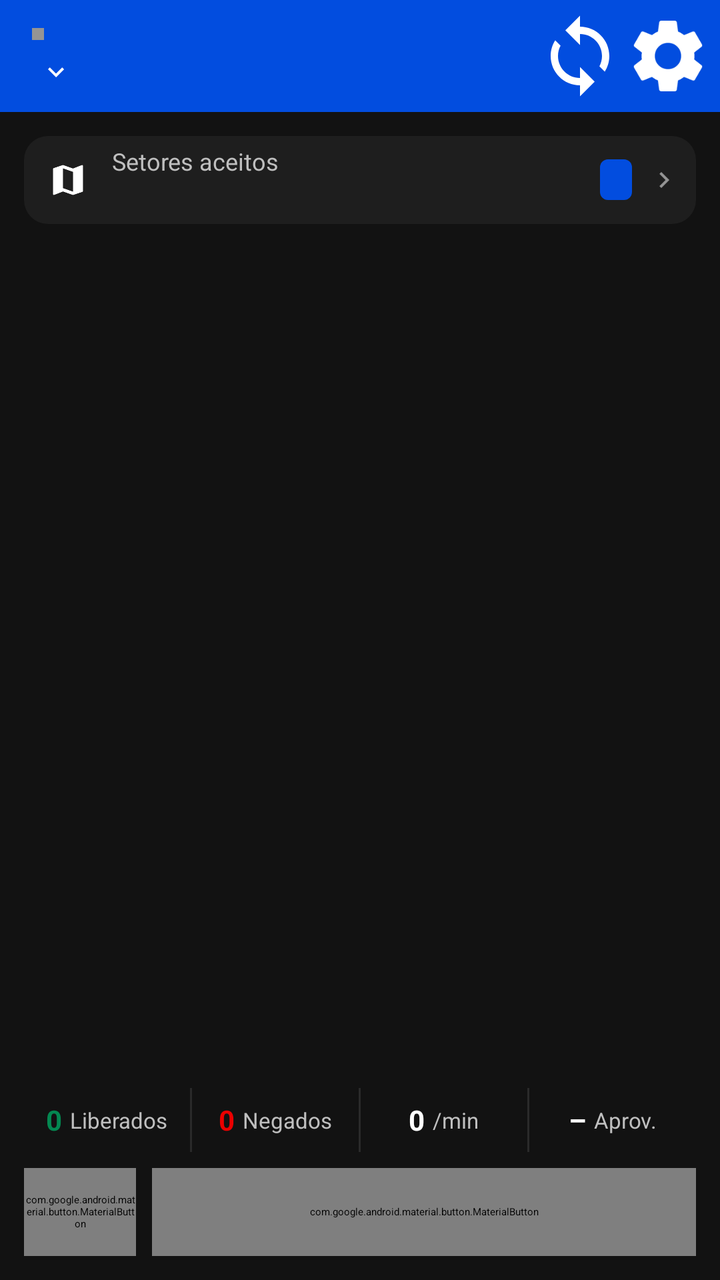
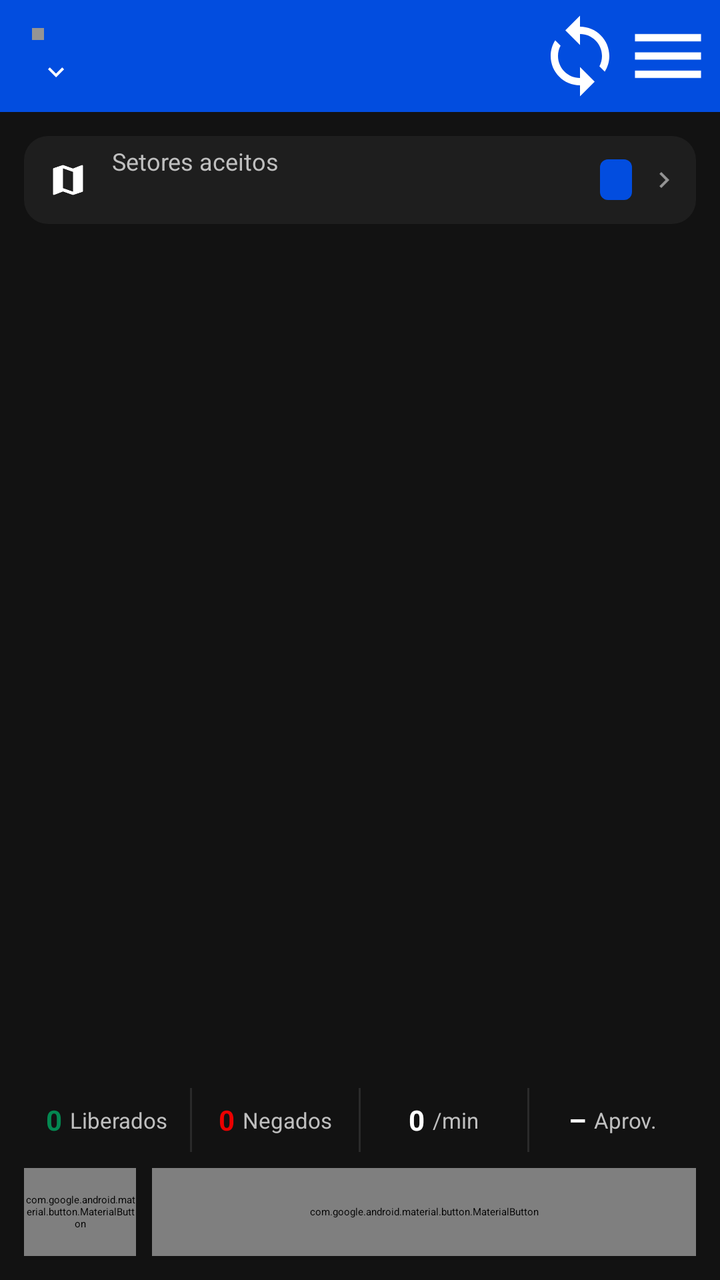

An Android layout rendered at two revisions. The XML below is the earlier revision; the diff shows what the commit changed to produce the second picture.
<!-- AndroidManifest.xml: activity theme Theme.LeitorQBOX.Starting -->
<!-- res/layout/activity_main.xml -->
<?xml version="1.0" encoding="utf-8"?>
<LinearLayout xmlns:android="http://schemas.android.com/apk/res/android"
    xmlns:app="http://schemas.android.com/apk/res-auto"
    android:id="@+id/root"
    android:layout_width="match_parent"
    android:layout_height="match_parent"
    android:background="@color/background"
    android:orientation="vertical">

    
    <LinearLayout
        android:layout_width="match_parent"
        android:layout_height="wrap_content"
        android:background="@color/brand"
        android:gravity="center_vertical"
        android:orientation="horizontal"
        android:paddingVertical="6dp"
        android:paddingStart="16dp"
        android:paddingEnd="4dp">

        <LinearLayout
            android:id="@+id/eventBox"
            android:layout_width="0dp"
            android:layout_height="wrap_content"
            android:layout_weight="1"
            android:background="?attr/selectableItemBackground"
            android:minHeight="44dp"
            android:gravity="center_vertical"
            android:orientation="vertical">

            <LinearLayout
                android:layout_width="wrap_content"
                android:layout_height="wrap_content"
                android:gravity="center_vertical"
                android:orientation="horizontal">

                <View
                    android:id="@+id/syncDot"
                    android:layout_width="6dp"
                    android:layout_height="6dp"
                    android:layout_marginEnd="6dp"
                    android:background="@color/text_muted" />

                <TextView
                    android:id="@+id/tvSync"
                    style="@style/T.Caption"
                    android:layout_width="wrap_content"
                    android:layout_height="wrap_content"
                    android:ellipsize="end"
                    android:maxLines="1"
                    android:textColor="@android:color/white" />
            </LinearLayout>

            <LinearLayout
                android:layout_width="wrap_content"
                android:layout_height="wrap_content"
                android:gravity="center_vertical"
                android:orientation="horizontal">

                <TextView
                    android:id="@+id/tvEvent"
                    style="@style/T.Title"
                    android:layout_width="wrap_content"
                    android:layout_height="wrap_content"
                    android:ellipsize="end"
                    android:maxLines="1"
                    android:textColor="@android:color/white" />

                <ImageView
                    android:layout_width="16dp"
                    android:layout_height="16dp"
                    android:layout_marginStart="4dp"
                    android:importantForAccessibility="no"
                    android:src="@drawable/ic_chevron"
                    app:tint="@android:color/white" />
            </LinearLayout>
        </LinearLayout>

        <ImageButton
            android:id="@+id/btnSync"
            android:layout_width="44dp"
            android:layout_height="44dp"
            android:background="?attr/selectableItemBackgroundBorderless"
            android:contentDescription="Sincronizar com o Q-Box"
            android:src="@drawable/ic_sync"
            app:tint="@android:color/white" />

        <ImageButton
            android:id="@+id/btnSettings"
            android:layout_width="44dp"
            android:layout_height="44dp"
            android:background="?attr/selectableItemBackgroundBorderless"
            android:contentDescription="Configurações"
            android:src="@drawable/ic_settings"
            app:tint="@android:color/white" />
    </LinearLayout>

    <LinearLayout
        android:layout_width="match_parent"
        android:layout_height="0dp"
        android:layout_weight="1"
        android:orientation="vertical"
        android:padding="12dp">

        
        <LinearLayout
            android:id="@+id/sectorBar"
            android:layout_width="match_parent"
            android:layout_height="wrap_content"
            android:background="@drawable/bg_tile"
            android:foreground="?attr/selectableItemBackground"
            android:gravity="center_vertical"
            android:minHeight="44dp"
            android:orientation="horizontal"
            android:paddingVertical="4dp"
            android:paddingStart="12dp"
            android:paddingEnd="8dp">

            <ImageView
                android:layout_width="20dp"
                android:layout_height="20dp"
                android:importantForAccessibility="no"
                android:src="@drawable/ic_venue_map"
                app:tint="@android:color/white" />

            <LinearLayout
                android:layout_width="0dp"
                android:layout_height="wrap_content"
                android:layout_marginHorizontal="12dp"
                android:layout_weight="1"
                android:orientation="vertical">

                <TextView
                    style="@style/T.Caption"
                    android:layout_width="wrap_content"
                    android:layout_height="wrap_content"
                    android:text="Setores aceitos"
                    android:textColor="@color/text_secondary" />

                <TextView
                    android:id="@+id/tvSectorSummary"
                    style="@style/T.Body"
                    android:layout_width="match_parent"
                    android:layout_height="wrap_content"
                    android:ellipsize="end"
                    android:maxLines="1"
                    android:textColor="@color/text_primary" />
            </LinearLayout>

            <TextView
                android:id="@+id/tvSectorCount"
                android:layout_width="wrap_content"
                android:layout_height="wrap_content"
                android:background="@drawable/bg_badge"
                android:fontFeatureSettings="tnum"
                android:paddingHorizontal="8dp"
                android:paddingVertical="2dp"
                android:textColor="@android:color/white"
                android:textFontWeight="700"
                android:textSize="12sp"
                android:textStyle="bold" />

            <ImageView
                android:layout_width="16dp"
                android:layout_height="16dp"
                android:layout_marginStart="8dp"
                android:importantForAccessibility="no"
                android:rotation="-90"
                android:src="@drawable/ic_chevron"
                app:tint="@color/text_muted" />
        </LinearLayout>

        
        <LinearLayout
            android:id="@+id/resultPanel"
            android:layout_width="match_parent"
            android:layout_height="0dp"
            android:layout_marginTop="8dp"
            android:layout_weight="1"
            android:orientation="vertical"
            android:padding="16dp">

            <LinearLayout
                android:layout_width="match_parent"
                android:layout_height="wrap_content"
                android:gravity="center_vertical"
                android:orientation="horizontal">

                <ImageView
                    android:id="@+id/ivResultIcon"
                    android:layout_width="20dp"
                    android:layout_height="20dp"
                    android:layout_marginEnd="8dp"
                    android:importantForAccessibility="no" />

                <TextView
                    android:id="@+id/tvEyebrow"
                    android:layout_width="0dp"
                    android:layout_height="wrap_content"
                    android:layout_weight="1"
                    android:fontFamily="sans-serif-medium"
                    android:textFontWeight="600"
                    android:textSize="12sp" />

                <TextView
                    android:id="@+id/tvResultTime"
                    android:layout_width="wrap_content"
                    android:layout_height="wrap_content"
                    android:fontFamily="sans-serif-medium"
                    android:fontFeatureSettings="tnum"
                    android:textFontWeight="600"
                    android:textSize="12sp" />
            </LinearLayout>

            
            <Space
                android:layout_width="match_parent"
                android:layout_height="0dp"
                android:layout_weight="1" />

            
            <ImageView
                android:id="@+id/ivBigIcon"
                android:layout_width="56dp"
                android:layout_height="56dp"
                android:layout_marginBottom="12dp"
                android:importantForAccessibility="no"
                android:visibility="gone" />

            <ProgressBar
                android:id="@+id/pbBusy"
                android:layout_width="56dp"
                android:layout_height="56dp"
                android:layout_marginBottom="12dp"
                android:indeterminateTint="@android:color/white"
                android:visibility="gone" />

            <View
                android:id="@+id/accent"
                android:layout_width="24dp"
                android:layout_height="4dp"
                android:layout_marginBottom="8dp" />

            <TextView
                android:id="@+id/tvResultTitle"
                style="@style/T.Status"
                android:layout_width="match_parent"
                android:layout_height="wrap_content" />

            <TextView
                android:id="@+id/tvResultHolder"
                style="@style/T.Holder"
                android:layout_width="match_parent"
                android:layout_height="wrap_content"
                android:layout_marginTop="8dp" />

            
            <GridLayout
                android:id="@+id/gridRows"
                android:layout_width="match_parent"
                android:layout_height="wrap_content"
                android:layout_marginTop="12dp"
                android:columnCount="2"
                android:useDefaultMargins="false" />

            <TextView
                android:id="@+id/tvResultNote"
                android:layout_width="match_parent"
                android:layout_height="wrap_content"
                android:layout_marginTop="12dp"
                android:lineSpacingExtra="4sp"
                android:textSize="14sp"
                android:visibility="gone" />

            <TextView
                android:id="@+id/tvResultCode"
                android:layout_width="match_parent"
                android:layout_height="wrap_content"
                android:layout_marginTop="12dp"
                android:ellipsize="end"
                android:fontFeatureSettings="tnum"
                android:maxLines="1"
                android:textSize="12sp" />

            
            <FrameLayout
                android:id="@+id/barTrack"
                android:layout_width="match_parent"
                android:layout_height="4dp"
                android:layout_marginTop="6dp">

                <View
                    android:id="@+id/barFill"
                    android:layout_width="match_parent"
                    android:layout_height="match_parent" />
            </FrameLayout>
        </LinearLayout>

        
        <LinearLayout
            android:layout_width="match_parent"
            android:layout_height="32dp"
            android:layout_marginTop="8dp"
            android:divider="@drawable/divider_v"
            android:orientation="horizontal"
            android:showDividers="middle">

            <LinearLayout style="@style/MetricCell">
                <TextView android:id="@+id/tvOk" style="@style/MetricValue" android:textColor="@color/valid" />
                <TextView style="@style/MetricLabel" android:text="Liberados" />
            </LinearLayout>

            <LinearLayout style="@style/MetricCell">
                <TextView android:id="@+id/tvDenied" style="@style/MetricValue" android:textColor="@color/denied" />
                <TextView style="@style/MetricLabel" android:text="Negados" />
            </LinearLayout>

            <LinearLayout style="@style/MetricCell">
                <TextView android:id="@+id/tvRate" style="@style/MetricValue" />
                <TextView style="@style/MetricLabel" android:text="/min" />
            </LinearLayout>

            <LinearLayout style="@style/MetricCell">
                <TextView android:id="@+id/tvPct" style="@style/MetricValue" android:text="–" />
                <TextView style="@style/MetricLabel" android:text="Aprov." />
            </LinearLayout>
        </LinearLayout>

        
        <LinearLayout
            android:id="@+id/historyBox"
            android:layout_width="match_parent"
            android:layout_height="wrap_content"
            android:orientation="vertical" />

        <LinearLayout
            android:layout_width="match_parent"
            android:layout_height="wrap_content"
            android:layout_marginTop="8dp"
            android:orientation="horizontal">

            <com.google.android.material.button.MaterialButton
                android:id="@+id/btnKeyboard"
                style="@style/Btn.Secondary"
                android:layout_width="56dp"
                android:layout_height="44dp"
                android:contentDescription="Digitar código"
                android:padding="0dp"
                app:icon="@drawable/ic_edit"
                app:iconGravity="textStart"
                app:iconPadding="0dp" />

            <com.google.android.material.button.MaterialButton
                android:id="@+id/btnScan"
                style="@style/Btn.Primary"
                android:layout_width="0dp"
                android:layout_height="44dp"
                android:layout_marginStart="8dp"
                android:layout_weight="1"
                android:text="Ler" />
        </LinearLayout>
    </LinearLayout>
</LinearLayout>
<!-- resources referenced by this layout -->
<resources>
  <color name="background">#121212</color>
  <color name="brand">#024DDF</color>
  <color name="denied">#EB0000</color>
  <color name="text_muted">#949494</color>
  <color name="text_primary">#FFFFFF</color>
  <color name="text_secondary">#BFBFBF</color>
  <color name="valid">#048851</color>
  <!-- drawable bg_badge (drawable) -->
  <?xml version="1.0" encoding="utf-8"?>
  <shape xmlns:android="http://schemas.android.com/apk/res/android">
      <solid android:color="@color/brand" />
      <corners android:radius="4dp" />
  </shape>
  <!-- drawable bg_tile (drawable) -->
  <?xml version="1.0" encoding="utf-8"?>
  <shape xmlns:android="http://schemas.android.com/apk/res/android" android:shape="rectangle">
      <solid android:color="@color/card" />
      <corners android:radius="12dp" />
  </shape>
  <!-- drawable divider_v (drawable) -->
  <?xml version="1.0" encoding="utf-8"?>
  <shape xmlns:android="http://schemas.android.com/apk/res/android">
      <size android:width="1dp" />
      <solid android:color="@color/divider" />
  </shape>
  <style name="MetricCell">
          <item name="android:layout_width">0dp</item>
          <item name="android:layout_height">match_parent</item>
          <item name="android:layout_weight">1</item>
          <item name="android:gravity">center</item>
          <item name="android:orientation">horizontal</item>
      </style>
  <style name="MetricLabel">
          <item name="android:layout_width">wrap_content</item>
          <item name="android:layout_height">wrap_content</item>
          <item name="android:layout_marginStart">4dp</item>
          <item name="android:textSize">11sp</item>
          <item name="android:textColor">@color/text_secondary</item>
      </style>
  <style name="T.Body" parent="">
          <item name="android:textSize">14sp</item>
          <item name="android:lineHeight">18sp</item>
          <item name="android:fontFamily">sans-serif-medium</item>
          <item name="android:textFontWeight">600</item>
      </style>
  <style name="T.Caption" parent="">
          <item name="android:textSize">12sp</item>
          <item name="android:lineHeight">16sp</item>
          <item name="android:textFontWeight">400</item>
      </style>
  <style name="T.Holder" parent="">
          <item name="android:textSize">18sp</item>
          <item name="android:lineHeight">24sp</item>
          <item name="android:fontFamily">sans-serif-medium</item>
          <item name="android:textFontWeight">600</item>
      </style>
  <style name="T.Title" parent="">
          <item name="android:textSize">16sp</item>
          <item name="android:lineHeight">22sp</item>
          <item name="android:fontFamily">sans-serif-medium</item>
          <item name="android:textFontWeight">600</item>
      </style>
  <style name="Theme.LeitorQBOX.Starting" parent="Theme.SplashScreen">
          <item name="windowSplashScreenBackground">@color/brand</item>
          <item name="windowSplashScreenAnimatedIcon">@drawable/ic_launcher_foreground</item>
          <item name="postSplashScreenTheme">@style/Theme.LeitorQBOX</item>
      </style>
  <color name="card">#1E1E1E</color>
  <color name="divider">#2A2A2A</color>
  <color name="brand_dark">#023AA7</color>
  <color name="divider_strong">#646464</color>
  <color name="brand_darker">#012E86</color>
  <style name="Shape.GDS" parent="">
          <item name="cornerFamily">rounded</item>
          <item name="cornerSize">4dp</item>
      </style>
  <style name="ThemeOverlay.GDS.BottomSheet" parent="ThemeOverlay.Material3.BottomSheetDialog">
          <item name="bottomSheetStyle">@style/GDS.BottomSheet</item>
          <item name="android:backgroundDimAmount">0.75</item>
      </style>
  <style name="GDS.BottomSheet" parent="Widget.Material3.BottomSheet.Modal">
          <item name="backgroundTint">@color/background</item>
          <item name="shapeAppearance">@style/Shape.GDS</item>
      </style>
</resources>

<!-- the commit's change to res/layout/activity_main.xml (unified diff, before → after) -->
@@ -1,6 +1,11 @@
 <?xml version="1.0" encoding="utf-8"?>
-<LinearLayout xmlns:android="http://schemas.android.com/apk/res/android"
+<androidx.drawerlayout.widget.DrawerLayout xmlns:android="http://schemas.android.com/apk/res/android"
     xmlns:app="http://schemas.android.com/apk/res-auto"
+    android:id="@+id/drawer"
+    android:layout_width="match_parent"
+    android:layout_height="match_parent">
+
+<LinearLayout
     android:id="@+id/root"
     android:layout_width="match_parent"
     android:layout_height="match_parent"
@@ -86,13 +91,98 @@
             app:tint="@android:color/white" />
 
         <ImageButton
-            android:id="@+id/btnSettings"
+            android:id="@+id/btnMenu"
             android:layout_width="44dp"
             android:layout_height="44dp"
             android:background="?attr/selectableItemBackgroundBorderless"
-            android:contentDescription="Configurações"
-            android:src="@drawable/ic_settings"
+            android:contentDescription="Menu"
+            android:src="@drawable/ic_menu"
             app:tint="@android:color/white" />
+    </LinearLayout>
+
+    
+    <LinearLayout
+        android:id="@+id/offlineBanner"
+        android:layout_width="match_parent"
+        android:layout_height="wrap_content"
+        android:background="@color/denied"
+        android:gravity="center_vertical"
+        android:minHeight="40dp"
+        android:orientation="horizontal"
+        android:paddingStart="16dp"
+        android:paddingEnd="8dp"
+        android:visibility="gone">
+
+        <ImageView
+            android:layout_width="18dp"
+            android:layout_height="18dp"
+            android:importantForAccessibility="no"
+            android:src="@drawable/ic_warning"
+            app:tint="@android:color/white" />
+
+        <TextView
+            android:id="@+id/tvOffline"
+            style="@style/T.Body"
+            android:layout_width="0dp"
+            android:layout_height="wrap_content"
+            android:layout_marginStart="10dp"
+            android:layout_weight="1"
+            android:ellipsize="end"
+            android:maxLines="2"
+            android:text="Q-Box fora do ar"
+            android:textColor="@android:color/white" />
+
+        <TextView
+            android:id="@+id/btnRetry"
+            style="@style/T.Body"
+            android:layout_width="wrap_content"
+            android:layout_height="40dp"
+            android:background="?attr/selectableItemBackground"
+            android:gravity="center"
+            android:paddingHorizontal="8dp"
+            android:text="Tentar agora"
+            android:textColor="@android:color/white" />
+    </LinearLayout>
+
+    
+    <LinearLayout
+        android:id="@+id/updateBanner"
+        android:layout_width="match_parent"
+        android:layout_height="wrap_content"
+        android:background="@color/brand_dark"
+        android:gravity="center_vertical"
+        android:minHeight="40dp"
+        android:orientation="horizontal"
+        android:paddingStart="16dp"
+        android:paddingEnd="8dp"
+        android:visibility="gone">
+
+        <ImageView
+            android:layout_width="18dp"
+            android:layout_height="18dp"
+            android:importantForAccessibility="no"
+            android:src="@drawable/ic_download"
+            app:tint="@android:color/white" />
+
+        <TextView
+            android:id="@+id/tvUpdate"
+            style="@style/T.Body"
+            android:layout_width="0dp"
+            android:layout_height="wrap_content"
+            android:layout_marginStart="10dp"
+            android:layout_weight="1"
+            android:textColor="@android:color/white" />
+
+        <TextView
+            android:id="@+id/btnUpdate"
+            style="@style/T.Body"
+            android:layout_width="wrap_content"
+            android:layout_height="40dp"
+            android:background="?attr/selectableItemBackground"
+            android:gravity="center"
+            android:paddingHorizontal="8dp"
+            android:text="Atualizar"
+            android:textColor="@android:color/white" />
     </LinearLayout>
 
     <LinearLayout
@@ -325,13 +415,6 @@
                 <TextView style="@style/MetricLabel" android:text="Aprov." />
             </LinearLayout>
         </LinearLayout>
-
-        
-        <LinearLayout
-            android:id="@+id/historyBox"
-            android:layout_width="match_parent"
-            android:layout_height="wrap_content"
-            android:orientation="vertical" />
 
         <LinearLayout
             android:layout_width="match_parent"
@@ -361,3 +444,69 @@
         </LinearLayout>
     </LinearLayout>
 </LinearLayout>
+
+    
+    <LinearLayout
+        android:id="@+id/drawerPanel"
+        android:layout_width="300dp"
+        android:layout_height="match_parent"
+        android:layout_gravity="end"
+        android:background="@color/background"
+        android:clickable="true"
+        android:focusable="true"
+        android:orientation="vertical">
+
+        <LinearLayout
+            android:layout_width="match_parent"
+            android:layout_height="wrap_content"
+            android:background="@color/brand"
+            android:orientation="vertical"
+            android:paddingHorizontal="16dp"
+            android:paddingTop="20dp"
+            android:paddingBottom="16dp">
+
+            <TextView
+                style="@style/T.Caption"
+                android:layout_width="wrap_content"
+                android:layout_height="wrap_content"
+                android:letterSpacing="0.12"
+                android:text="LEITOR QBOX"
+                android:textColor="@android:color/white"
+                android:textStyle="bold" />
+
+            <TextView
+                android:id="@+id/tvDrawerEvent"
+                style="@style/T.Title"
+                android:layout_width="match_parent"
+                android:layout_height="wrap_content"
+                android:layout_marginTop="4dp"
+                android:ellipsize="end"
+                android:maxLines="2"
+                android:textColor="@android:color/white" />
+
+            <TextView
+                android:id="@+id/tvDrawerSub"
+                style="@style/T.Caption"
+                android:layout_width="match_parent"
+                android:layout_height="wrap_content"
+                android:layout_marginTop="2dp"
+                android:textColor="#D9FFFFFF" />
+        </LinearLayout>
+
+        <LinearLayout
+            android:id="@+id/drawerItems"
+            android:layout_width="match_parent"
+            android:layout_height="0dp"
+            android:layout_weight="1"
+            android:orientation="vertical"
+            android:paddingTop="8dp" />
+
+        <TextView
+            android:id="@+id/tvDrawerVersion"
+            style="@style/T.Caption"
+            android:layout_width="match_parent"
+            android:layout_height="wrap_content"
+            android:padding="16dp"
+            android:textColor="@color/text_muted" />
+    </LinearLayout>
+</androidx.drawerlayout.widget.DrawerLayout>
<!-- resource entries referenced after the edit -->
@@ -2,6 +2,7 @@
 <resources>
   <color name="background">#121212</color>
   <color name="brand">#024DDF</color>
+  <color name="brand_dark">#023AA7</color>
   <color name="denied">#EB0000</color>
   <color name="text_muted">#949494</color>
   <color name="text_primary">#FFFFFF</color>
@@ -69,7 +70,6 @@
       </style>
   <color name="card">#1E1E1E</color>
   <color name="divider">#2A2A2A</color>
-  <color name="brand_dark">#023AA7</color>
   <color name="divider_strong">#646464</color>
   <color name="brand_darker">#012E86</color>
   <style name="Shape.GDS" parent="">
